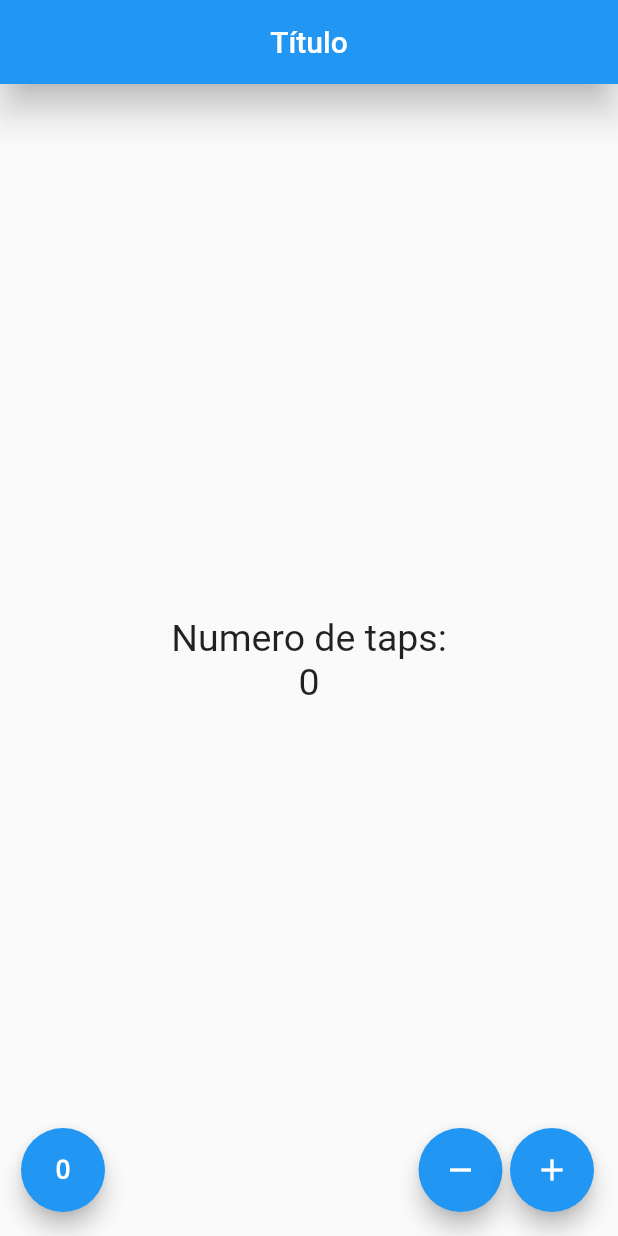
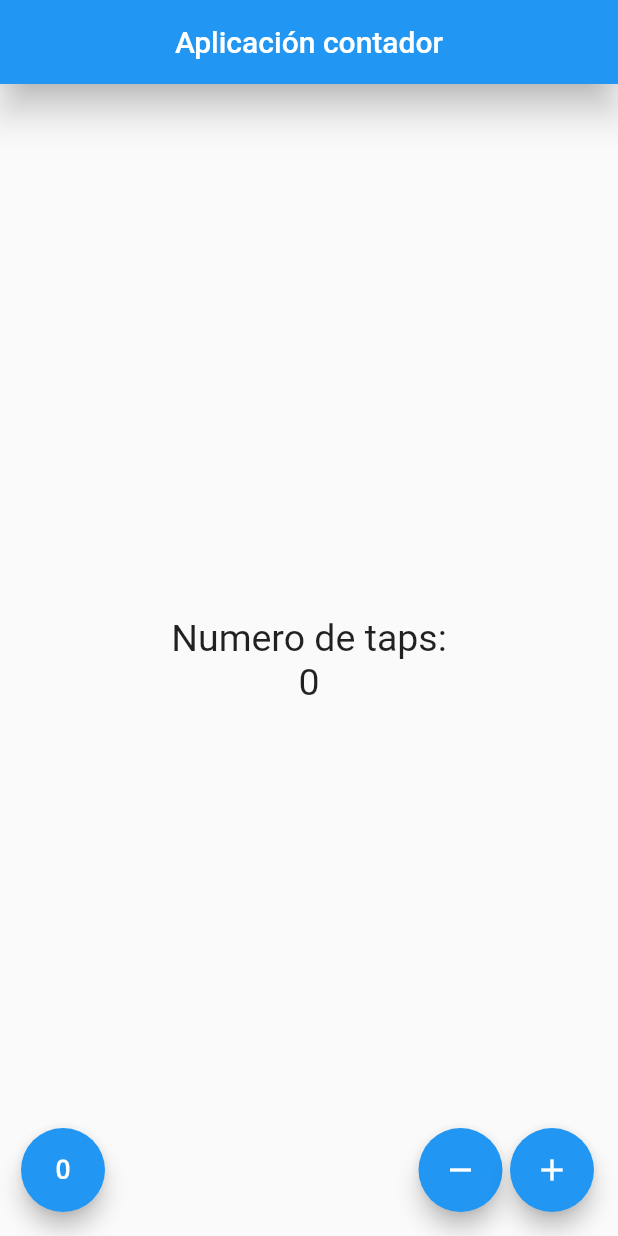
Before and after one commit to suyridan/Flutter_contador, a Flutter app: the screen it shows after launch, on a phone screen of 412 x 824 dp. Run offline on Flutter 3.47's test engine with Material 2 defaults, Android fonts, the phone set to English and light mode, and no system bars.

Commit message:
Versión final del contador

```diff
--- a/lib/src/pages/contador_page.dart
+++ b/lib/src/pages/contador_page.dart
@@ -18,7 +18,7 @@ class _ContadorPageState extends State<ContadorPage> {
 
     return Scaffold(
       appBar: AppBar(
-        title: Text('Título'),
+        title: Text('Aplicación contador'),
         centerTitle: true,
         elevation: 10,
       ),
@@ -41,15 +41,26 @@ class _ContadorPageState extends State<ContadorPage> {
     return Row(
       mainAxisAlignment: MainAxisAlignment.end,
       children: <Widget>[
-      SizedBox(width: 30),
-      FloatingActionButton( child: Icon(Icons.exposure_zero), onPressed: null),
+      SizedBox(width: 30.0),
+      FloatingActionButton( child: Icon(Icons.exposure_zero), onPressed: _reset ),
       Expanded(child: SizedBox( width: 5.0 )),
-      FloatingActionButton( child: Icon(Icons.remove), onPressed: null),
+      FloatingActionButton( child: Icon(Icons.remove), onPressed: _sustraer),
       SizedBox( width: 5.0 ),
-      FloatingActionButton( child: Icon(Icons.add), onPressed: null),
+      FloatingActionButton( child: Icon(Icons.add), onPressed: _agregar ),
     ]);
-
 
   }
 
+  void _agregar() {
+    setState( () =>  _conteo++ );
+  }
+
+  void _sustraer() {
+    setState( () => _conteo--);
+  }
+
+  void _reset() {
+    setState( () => _conteo = 0 );
+  }
+
 }
```
